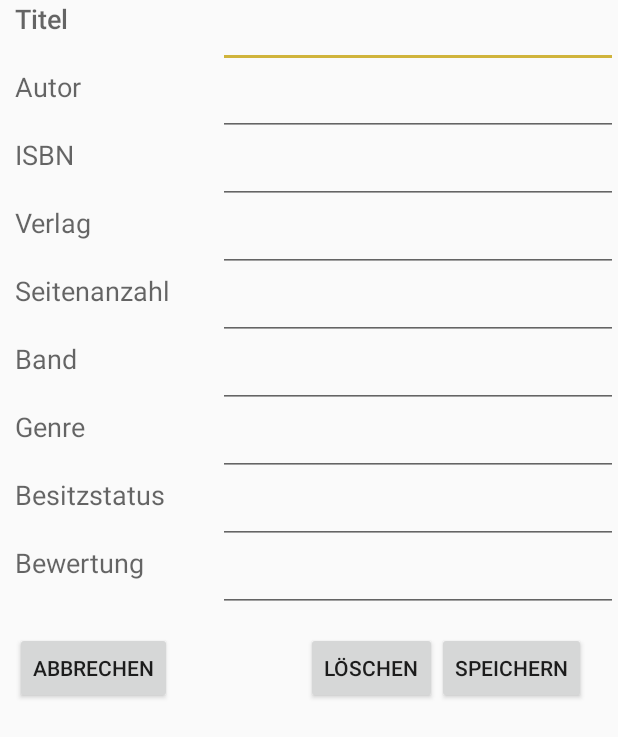
After one commit to B-Team/b-team-app, an Android app: the layout activity_book_edit.xml on its own in the app's theme, with its tools: preview values and no code run, on a phone screen of 412 x 824 dp. The commit adds this screen. Shown: the top 737 px of the screen. Run offline under Robolectric (Android 15) with nearby library versions, the phone set to English and light mode, and no system bars.

Commit message:
stuff happened

```diff
--- /dev/null
+++ b/app/src/main/res/layout/activity_book_edit.xml
@@ -0,0 +1,247 @@
+<?xml version="1.0" encoding="UTF-8"?>
+<ScrollView xmlns:android="http://schemas.android.com/apk/res/android"
+    android:id="@+id/scrollViewEdit"
+    android:layout_width="match_parent"
+    android:layout_height="match_parent">
+
+    <RelativeLayout xmlns:android="http://schemas.android.com/apk/res/android"
+        xmlns:tools="http://schemas.android.com/tools"
+        android:id="@+id/scrollContainer"
+        android:layout_width="match_parent"
+        android:layout_height="match_parent"
+        android:paddingLeft="10dp">
+
+        <RelativeLayout
+            android:id="@+id/textBox"
+            android:layout_width="match_parent"
+            android:layout_height="wrap_content">
+
+            <TextView
+                android:id="@+id/textView_title"
+                android:layout_width="wrap_content"
+                android:layout_height="wrap_content"
+                android:layout_alignParentLeft="true"
+                android:layout_alignParentTop="true"
+                android:layout_marginRight="@dimen/key_value_margin"
+                android:text="@string/key_title"
+                android:textAppearance="@android:style/TextAppearance.DeviceDefault.Medium" />
+
+            <EditText
+                android:id="@+id/editText_title"
+                android:layout_width="match_parent"
+                android:layout_height="wrap_content"
+                android:layout_alignTop="@+id/textView_title"
+                android:layout_toRightOf="@+id/textView_title"
+                android:inputType="text"
+                android:textAppearance="?android:attr/textAppearanceMedium" />
+
+            <TextView
+                android:id="@+id/textView_author"
+                android:layout_width="wrap_content"
+                android:layout_height="wrap_content"
+                android:layout_alignParentLeft="true"
+                android:layout_below="@+id/editText_title"
+                android:text="@string/key_author"
+                android:textAppearance="?android:attr/textAppearanceMedium" />
+
+            <EditText
+                android:id="@+id/editText_author"
+                android:layout_width="match_parent"
+                android:layout_height="wrap_content"
+                android:layout_alignLeft="@id/editText_title"
+                android:layout_below="@+id/editText_title"
+                android:layout_toRightOf="@+id/textView_author"
+                android:inputType="text"
+                android:textAppearance="?android:attr/textAppearanceMedium" />
+
+            <!--Ideally the author edit text should show all authors previously used as a autocomplete list.
+            For that to work we need AutoCompleteTextViews instead of EditText. Also the BookEditActivity class needs
+            to implement functions to fill that list.
+            I haven't worked out yet how to use the BookProvider to get the required data, so we keep the EditTexts for now.
+            -Moritz
+        -->
+            <!--
+        <AutoCompleteTextView android:id="@+id/editText_author"
+            android:layout_width="match_parent" android:layout_height="wrap_content"
+            android:inputType="textNoSuggestions" android:completionThreshold="1"
+            android:layout_toRightOf="@+id/textView_author" android:layout_below="@+id/editText_title"
+            android:layout_alignLeft="@id/editText_title"
+            android:textAppearance="?android:attr/textAppearanceMedium"/>
+        -->
+
+            <TextView
+                android:id="@+id/textView_isbn"
+                android:layout_width="wrap_content"
+                android:layout_height="wrap_content"
+                android:layout_alignParentLeft="true"
+                android:layout_below="@+id/editText_author"
+                android:text="@string/key_isbn"
+                android:textAppearance="?android:attr/textAppearanceMedium" />
+
+
+            <EditText
+                android:id="@+id/editText_isbn"
+                android:layout_width="match_parent"
+                android:layout_height="wrap_content"
+                android:layout_alignLeft="@id/editText_title"
+                android:layout_below="@+id/editText_author"
+                android:layout_toRightOf="@+id/textView_isbn"
+                android:inputType="text"
+                android:textAppearance="?android:attr/textAppearanceMedium" />
+
+            <TextView
+                android:id="@+id/textView_publisher"
+                android:layout_width="wrap_content"
+                android:layout_height="wrap_content"
+                android:layout_alignParentLeft="true"
+                android:layout_below="@+id/editText_isbn"
+                android:text="@string/key_publisher"
+                android:textAppearance="?android:attr/textAppearanceMedium" />
+
+
+            <EditText
+                android:id="@+id/editText_publisher"
+                android:layout_width="match_parent"
+                android:layout_height="wrap_content"
+                android:layout_alignLeft="@id/editText_title"
+                android:layout_below="@+id/editText_isbn"
+                android:layout_toRightOf="@+id/textView_publisher"
+                android:inputType="text"
+                android:textAppearance="?android:attr/textAppearanceMedium" />
+
+            <TextView
+                android:id="@+id/textView_nPages"
+                android:layout_width="wrap_content"
+                android:layout_height="wrap_content"
+                android:layout_alignParentLeft="true"
+                android:layout_below="@+id/editText_publisher"
+                android:text="@string/key_nPages"
+                android:textAppearance="?android:attr/textAppearanceMedium" />
+
+
+            <EditText
+                android:id="@+id/editText_nPages"
+                android:layout_width="match_parent"
+                android:layout_height="wrap_content"
+                android:layout_alignLeft="@id/editText_title"
+                android:layout_below="@+id/editText_publisher"
+                android:layout_toRightOf="@+id/textView_nPages"
+                android:inputType="number"
+                android:textAppearance="?android:attr/textAppearanceMedium" />
+
+            <TextView
+                android:id="@+id/textView_nVolume"
+                android:layout_width="wrap_content"
+                android:layout_height="wrap_content"
+                android:layout_alignParentLeft="true"
+                android:layout_below="@+id/editText_nPages"
+                android:text="@string/key_nVolume"
+                android:textAppearance="?android:attr/textAppearanceMedium" />
+
+
+            <EditText
+                android:id="@+id/editText_nVolume"
+                android:layout_width="match_parent"
+                android:layout_height="wrap_content"
+                android:layout_alignLeft="@id/editText_title"
+                android:layout_below="@+id/editText_nPages"
+                android:layout_toRightOf="@+id/textView_nVolume"
+                android:inputType="number"
+                android:textAppearance="?android:attr/textAppearanceMedium" />
+
+            <TextView
+                android:id="@+id/textView_genreLabel"
+                android:layout_width="wrap_content"
+                android:layout_height="wrap_content"
+                android:layout_alignParentLeft="true"
+                android:layout_below="@+id/editText_nVolume"
+                android:text="@string/key_genre"
+                android:textAppearance="?android:attr/textAppearanceMedium" />
+
+
+            <EditText
+                android:id="@+id/editText_genre"
+                android:layout_width="match_parent"
+                android:layout_height="wrap_content"
+                android:layout_alignLeft="@id/editText_title"
+                android:layout_below="@+id/editText_nVolume"
+                android:layout_toRightOf="@+id/textView_genreLabel"
+                android:inputType="text"
+                android:textAppearance="?android:attr/textAppearanceMedium" />
+
+            <TextView
+                android:id="@+id/textView_ownership"
+                android:layout_width="wrap_content"
+                android:layout_height="wrap_content"
+                android:layout_alignParentLeft="true"
+                android:layout_below="@+id/editText_genre"
+                android:text="@string/key_ownership"
+                android:textAppearance="?android:attr/textAppearanceMedium" />
+
+
+            <EditText
+                android:id="@+id/editText_ownership"
+                android:layout_width="match_parent"
+                android:layout_height="wrap_content"
+                android:layout_alignLeft="@id/editText_title"
+                android:layout_below="@+id/editText_genre"
+                android:layout_toRightOf="@+id/textView_ownership"
+                android:inputType="none|text"
+                android:text=""
+                android:textAppearance="?android:attr/textAppearanceMedium" />
+
+            <TextView
+                android:id="@+id/textView_rating"
+                android:layout_width="wrap_content"
+                android:layout_height="wrap_content"
+                android:layout_alignParentLeft="true"
+                android:layout_below="@+id/editText_ownership"
+                android:text="@string/key_rating"
+                android:textAppearance="?android:attr/textAppearanceMedium" />
+
+
+            <EditText
+                android:id="@+id/editText_rating"
+                android:layout_width="match_parent"
+                android:layout_height="wrap_content"
+                android:layout_alignLeft="@id/editText_title"
+                android:layout_below="@+id/editText_ownership"
+                android:layout_toRightOf="@+id/textView_rating"
+                android:inputType="number"
+                android:textAppearance="?android:attr/textAppearanceMedium" />
+
+        </RelativeLayout>
+
+        <Button
+            android:id="@+id/save"
+            style="?android:attr/buttonStyleSmall"
+            android:layout_width="wrap_content"
+            android:layout_height="wrap_content"
+            android:layout_alignParentRight="true"
+            android:layout_below="@id/textBox"
+            android:layout_marginRight="21dp"
+            android:layout_marginTop="13dp"
+            android:text="@string/button_save" />
+
+        <Button
+            android:id="@+id/delete"
+            style="?android:attr/buttonStyleSmall"
+            android:layout_width="wrap_content"
+            android:layout_height="wrap_content"
+            android:layout_alignBaseline="@+id/save"
+            android:layout_alignBottom="@+id/save"
+            android:layout_toLeftOf="@+id/save"
+            android:text="@string/button_delete" />
+
+        <Button
+            android:id="@+id/cancel"
+            style="?android:attr/buttonStyleSmall"
+            android:layout_width="wrap_content"
+            android:layout_height="wrap_content"
+            android:layout_alignBaseline="@+id/save"
+            android:layout_alignBottom="@+id/save"
+            android:layout_alignParentLeft="true"
+            android:text="@string/button_cancel" />
+
+    </RelativeLayout>
+</ScrollView>
```
Also changed, not shown: app/src/main/java/com/b_team/b_team_app/BookEditActivity.java (+66 -2 lines), app/src/main/res/layout/book_edit.xml (deleted, +0 -153 lines), app/src/main/res/drawable-xhdpi/popup_black.9.png (added).
